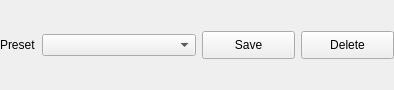
Old version of the form src/MovieMator/src/widgets/servicepresetwidget.ui in the repository hansewu/MovieMator.
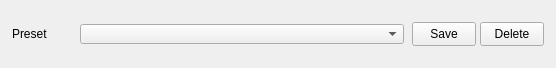
New version of the form.

Commit message: 1、Modify all property interface layouts 2、Modify the interface button image

```diff
--- a/src/MovieMator/src/widgets/servicepresetwidget.ui
+++ b/src/MovieMator/src/widgets/servicepresetwidget.ui
@@ -6,36 +6,49 @@
    <rect>
     <x>0</x>
     <y>0</y>
-    <width>394</width>
-    <height>90</height>
+    <width>556</width>
+    <height>68</height>
    </rect>
   </property>
   <property name="windowTitle">
    <string>Form</string>
   </property>
-  <layout class="QVBoxLayout" name="verticalLayout">
+  <layout class="QHBoxLayout" name="horizontalLayout_3">
+   <property name="spacing">
+    <number>8</number>
+   </property>
    <property name="leftMargin">
-    <number>0</number>
+    <number>12</number>
    </property>
    <property name="topMargin">
     <number>0</number>
    </property>
    <property name="rightMargin">
-    <number>0</number>
+    <number>12</number>
    </property>
    <property name="bottomMargin">
     <number>0</number>
    </property>
    <item>
-    <layout class="QHBoxLayout" name="horizontalLayout">
-     <item>
       <widget class="QLabel" name="label">
        <property name="sizePolicy">
-        <sizepolicy hsizetype="Fixed" vsizetype="Preferred">
+      <sizepolicy hsizetype="Fixed" vsizetype="Fixed">
          <horstretch>0</horstretch>
          <verstretch>0</verstretch>
         </sizepolicy>
        </property>
+     <property name="minimumSize">
+      <size>
+       <width>60</width>
+       <height>0</height>
+      </size>
+     </property>
+     <property name="maximumSize">
+      <size>
+       <width>60</width>
+       <height>16777215</height>
+      </size>
+     </property>
        <property name="text">
         <string>Preset</string>
        </property>
@@ -52,8 +65,25 @@
          <verstretch>0</verstretch>
         </sizepolicy>
        </property>
-      </widget>
-     </item>
+     <property name="minimumSize">
+      <size>
+       <width>0</width>
+       <height>20</height>
+      </size>
+     </property>
+     <property name="maximumSize">
+      <size>
+       <width>16777215</width>
+       <height>20</height>
+      </size>
+     </property>
+    </widget>
+   </item>
+   <item>
+    <layout class="QHBoxLayout" name="horizontalLayout">
+     <property name="spacing">
+      <number>4</number>
+     </property>
      <item>
       <widget class="QPushButton" name="savePresetButton">
        <property name="sizePolicy">
@@ -64,8 +94,14 @@
        </property>
        <property name="minimumSize">
         <size>
-         <width>93</width>
-         <height>28</height>
+         <width>64</width>
+         <height>24</height>
+        </size>
+       </property>
+       <property name="maximumSize">
+        <size>
+         <width>64</width>
+         <height>24</height>
         </size>
        </property>
        <property name="text">
@@ -83,8 +119,14 @@
        </property>
        <property name="minimumSize">
         <size>
-         <width>93</width>
-         <height>28</height>
+         <width>64</width>
+         <height>24</height>
+        </size>
+       </property>
+       <property name="maximumSize">
+        <size>
+         <width>64</width>
+         <height>24</height>
         </size>
        </property>
        <property name="text">
```
Lines whose indentation alone changed are shown as unchanged. The commit also changes 19 other files.
